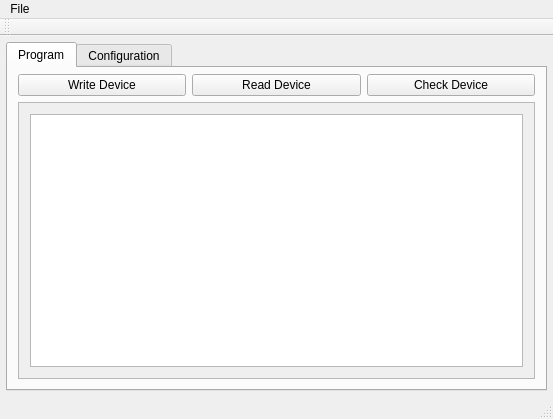
This is guiMainWindow.ui in Keith969/8755prg as Qt 5 draws it before an edit. The edited form follows.
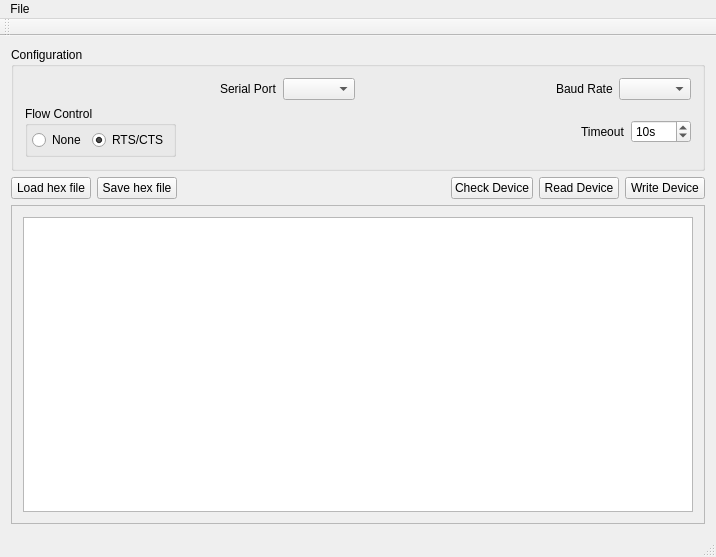
This is the edited form.

```diff
--- a/guiMainWindow.ui
+++ b/guiMainWindow.ui
@@ -6,127 +6,29 @@
    <rect>
     <x>0</x>
     <y>0</y>
-    <width>553</width>
-    <height>419</height>
+    <width>716</width>
+    <height>557</height>
    </rect>
   </property>
   <property name="windowTitle">
    <string>8755 Programmer</string>
   </property>
   <widget class="QWidget" name="centralWidget">
-   <layout class="QVBoxLayout" name="verticalLayout_5">
-    <property name="leftMargin">
-     <number>6</number>
-    </property>
-    <property name="topMargin">
-     <number>6</number>
-    </property>
-    <property name="rightMargin">
-     <number>6</number>
-    </property>
-    <property name="bottomMargin">
-     <number>6</number>
-    </property>
-    <item>
-     <widget class="QTabWidget" name="main_tabwidget">
-      <property name="currentIndex">
-       <number>0</number>
-      </property>
-      <widget class="QWidget" name="program_tab">
-       <attribute name="title">
-        <string>Program</string>
-       </attribute>
-       <layout class="QVBoxLayout" name="verticalLayout_6">
-        <property name="leftMargin">
-         <number>10</number>
-        </property>
-        <property name="topMargin">
-         <number>6</number>
-        </property>
-        <property name="rightMargin">
-         <number>10</number>
-        </property>
-        <property name="bottomMargin">
-         <number>10</number>
-        </property>
-        <item>
          <layout class="QVBoxLayout" name="verticalLayout_3">
           <item>
-           <layout class="QHBoxLayout" name="horizontalLayout_4">
-            <item>
-             <widget class="QPushButton" name="writeButton">
-              <property name="text">
-               <string>Write Device</string>
-              </property>
-             </widget>
-            </item>
-            <item>
-             <widget class="QPushButton" name="readButton">
-              <property name="text">
-               <string>Read Device</string>
-              </property>
-             </widget>
-            </item>
-            <item>
-             <widget class="QPushButton" name="checkButton">
-              <property name="text">
-               <string>Check Device</string>
-              </property>
-             </widget>
-            </item>
-           </layout>
-          </item>
-          <item>
-           <widget class="QScrollArea" name="scrollArea">
-            <property name="widgetResizable">
-             <bool>true</bool>
-            </property>
-            <widget class="QWidget" name="scrollAreaWidgetContents">
-             <property name="geometry">
-              <rect>
-               <x>0</x>
-               <y>0</y>
-               <width>511</width>
-               <height>258</height>
-              </rect>
-             </property>
-             <layout class="QVBoxLayout" name="verticalLayout_4">
-              <item>
-               <widget class="QTextEdit" name="textEdit"/>
-              </item>
-             </layout>
-            </widget>
-           </widget>
-          </item>
-         </layout>
-        </item>
-       </layout>
-      </widget>
-      <widget class="QWidget" name="config_tab">
-       <attribute name="title">
-        <string>Configuration</string>
-       </attribute>
        <layout class="QVBoxLayout" name="verticalLayout_2">
-        <property name="leftMargin">
-         <number>10</number>
-        </property>
-        <property name="topMargin">
-         <number>6</number>
-        </property>
-        <property name="rightMargin">
-         <number>10</number>
-        </property>
-        <property name="bottomMargin">
-         <number>10</number>
-        </property>
         <item>
+       <widget class="QGroupBox" name="groupBox_2">
+        <property name="title">
+         <string>Configuration</string>
+        </property>
          <layout class="QVBoxLayout" name="verticalLayout">
           <item>
            <layout class="QHBoxLayout" name="horizontalLayout">
             <item>
              <spacer name="horizontalSpacer">
               <property name="orientation">
-               <enum>Qt::Horizontal</enum>
+              <enum>Qt::Orientation::Horizontal</enum>
               </property>
               <property name="sizeHint" stdset="0">
                <size>
@@ -150,14 +52,10 @@
               </property>
              </widget>
             </item>
-           </layout>
-          </item>
-          <item>
-           <layout class="QHBoxLayout" name="horizontalLayout_2">
             <item>
              <spacer name="horizontalSpacer_2">
               <property name="orientation">
-               <enum>Qt::Horizontal</enum>
+              <enum>Qt::Orientation::Horizontal</enum>
               </property>
               <property name="sizeHint" stdset="0">
                <size>
@@ -185,10 +83,48 @@
           </item>
           <item>
            <layout class="QHBoxLayout" name="horizontalLayout_3">
+           <item>
+            <widget class="QGroupBox" name="groupBox">
+             <property name="title">
+              <string>Flow Control</string>
+             </property>
+             <layout class="QHBoxLayout" name="horizontalLayout_5">
+              <property name="leftMargin">
+               <number>4</number>
+              </property>
+              <property name="topMargin">
+               <number>4</number>
+              </property>
+              <property name="rightMargin">
+               <number>4</number>
+              </property>
+              <property name="bottomMargin">
+               <number>4</number>
+              </property>
+              <item>
+               <widget class="QRadioButton" name="flowNone">
+                <property name="text">
+                 <string>None</string>
+                </property>
+               </widget>
+              </item>
+              <item>
+               <widget class="QRadioButton" name="flowRtsCts">
+                <property name="text">
+                 <string>RTS/CTS</string>
+                </property>
+                <property name="checked">
+                 <bool>true</bool>
+                </property>
+               </widget>
+              </item>
+             </layout>
+            </widget>
+           </item>
             <item>
              <spacer name="horizontalSpacer_3">
               <property name="orientation">
-               <enum>Qt::Horizontal</enum>
+              <enum>Qt::Orientation::Horizontal</enum>
               </property>
               <property name="sizeHint" stdset="0">
                <size>
@@ -217,56 +153,90 @@
                <number>1000</number>
               </property>
               <property name="value">
-               <number>30</number>
+              <number>10</number>
               </property>
              </widget>
             </item>
            </layout>
           </item>
+        </layout>
+       </widget>
+      </item>
           <item>
-           <widget class="QGroupBox" name="groupBox">
-            <property name="title">
-             <string>Flow Control</string>
-            </property>
-            <layout class="QHBoxLayout" name="horizontalLayout_5">
+       <layout class="QHBoxLayout" name="horizontalLayout_4">
              <item>
-              <widget class="QRadioButton" name="flowNone">
+         <widget class="QPushButton" name="loadHexFile">
                <property name="text">
-                <string>None</string>
+           <string>Load hex file</string>
                </property>
               </widget>
              </item>
              <item>
-              <widget class="QRadioButton" name="flowRtsCts">
+         <widget class="QPushButton" name="saveHexFile">
                <property name="text">
-                <string>RTS/CTS</string>
-               </property>
-               <property name="checked">
-                <bool>true</bool>
-               </property>
-              </widget>
-             </item>
-            </layout>
-           </widget>
-          </item>
-         </layout>
-        </item>
+           <string>Save hex file</string>
+          </property>
+         </widget>
+        </item>
         <item>
-         <spacer name="verticalSpacer">
+         <spacer name="horizontalSpacer_4">
           <property name="orientation">
-           <enum>Qt::Vertical</enum>
+           <enum>Qt::Orientation::Horizontal</enum>
           </property>
           <property name="sizeHint" stdset="0">
            <size>
-            <width>20</width>
-            <height>40</height>
+            <width>40</width>
+            <height>20</height>
            </size>
           </property>
          </spacer>
         </item>
+        <item>
+         <widget class="QPushButton" name="checkButton">
+          <property name="text">
+           <string>Check Device</string>
+          </property>
+         </widget>
+        </item>
+        <item>
+         <widget class="QPushButton" name="readButton">
+          <property name="text">
+           <string>Read Device</string>
+          </property>
+         </widget>
+        </item>
+        <item>
+         <widget class="QPushButton" name="writeButton">
+          <property name="text">
+           <string>Write Device</string>
+          </property>
+         </widget>
+        </item>
        </layout>
-      </widget>
-     </widget>
+      </item>
+      <item>
+       <widget class="QScrollArea" name="scrollArea">
+        <property name="widgetResizable">
+         <bool>true</bool>
+        </property>
+        <widget class="QWidget" name="scrollAreaWidgetContents">
+         <property name="geometry">
+          <rect>
+           <x>0</x>
+           <y>0</y>
+           <width>688</width>
+           <height>252</height>
+          </rect>
+         </property>
+         <layout class="QVBoxLayout" name="verticalLayout_4">
+          <item>
+           <widget class="QTextEdit" name="textEdit"/>
+          </item>
+         </layout>
+        </widget>
+       </widget>
+      </item>
+     </layout>
     </item>
    </layout>
   </widget>
@@ -275,8 +245,8 @@
     <rect>
      <x>0</x>
      <y>0</y>
-     <width>553</width>
-     <height>24</height>
+     <width>716</width>
+     <height>43</height>
     </rect>
    </property>
    <widget class="QMenu" name="menuFile">
@@ -304,7 +274,7 @@
   <widget class="QStatusBar" name="statusBar"/>
   <action name="actionOpen_HEX_file">
    <property name="text">
-    <string>Open HEX file...</string>
+    <string>Load HEX file...</string>
    </property>
   </action>
   <action name="actionSave_HEX_file">
```
Left out of the diff: 6 changed lines with no effect on the pictures. Lines whose indentation alone changed are shown as unchanged.
